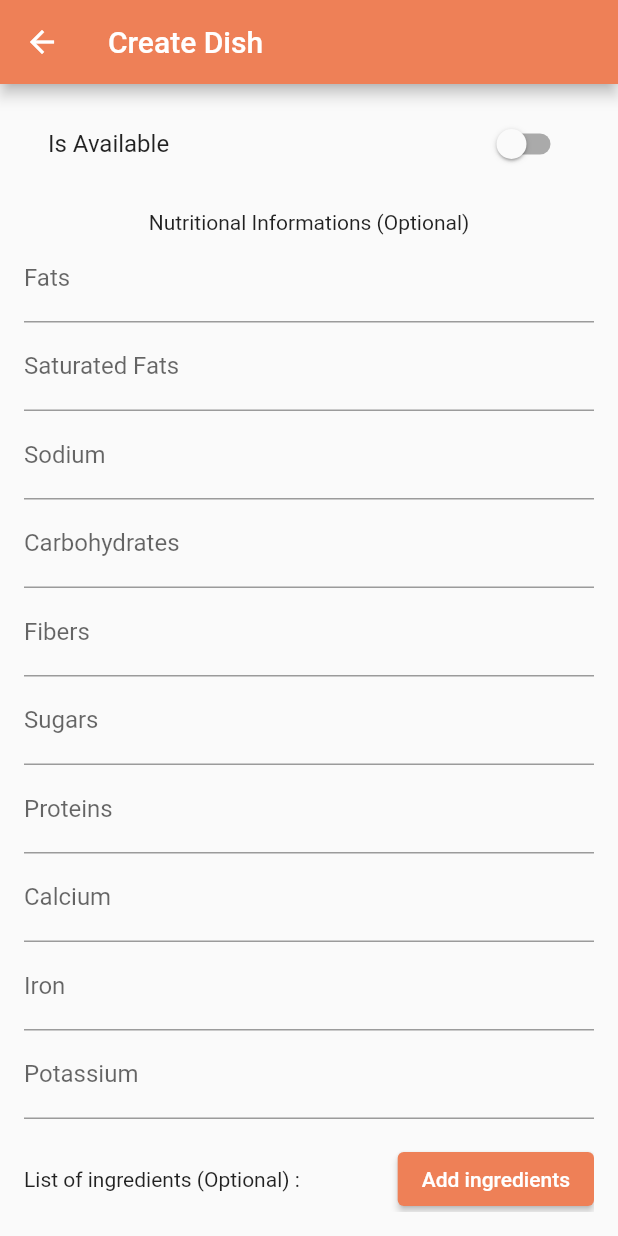
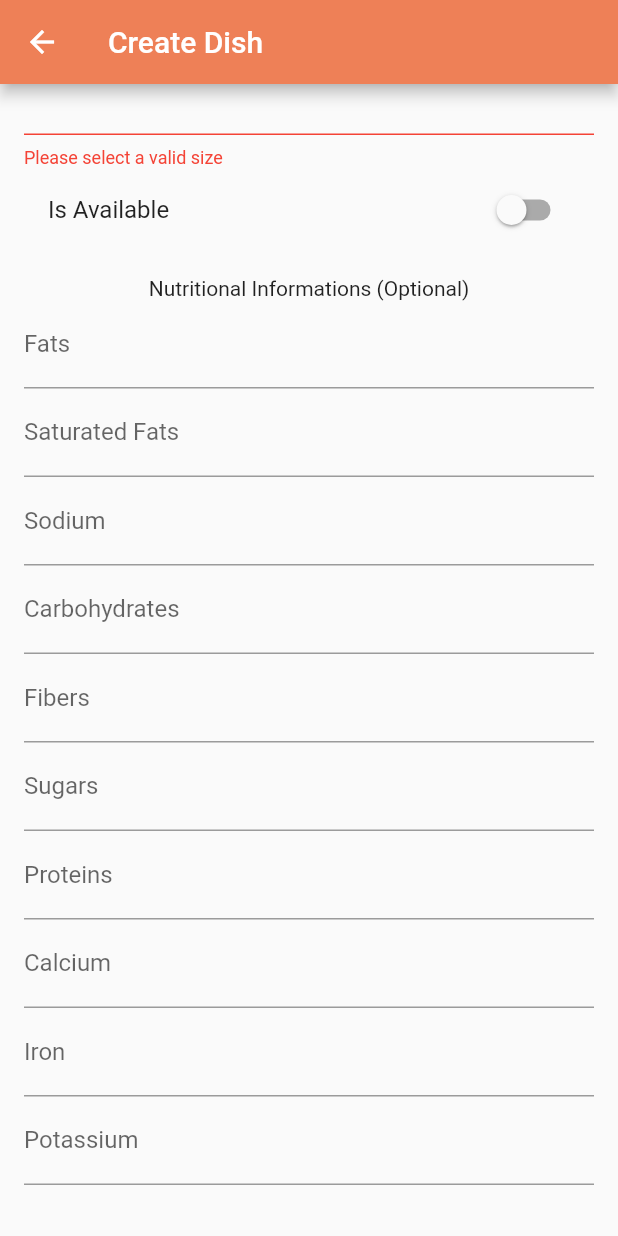
Before and after one commit to yanik23/TB-Frontend, a Flutter app: the CreateDishScreen screen opened directly, scrolled down 434 dp, after a tap on "Create Dish", on a phone screen of 412 x 824 dp. Run offline on Flutter 3.47's test engine with Material 2 defaults, Android fonts, the phone set to English and light mode, and no system bars; our stand-ins replace flutter_riverpod, flutter_secure_storage, pdf, qr_flutter, sqflite, transparent_image; missing offline and left inert: barcode_image, dart:html; accounts and stored records are empty; network calls fail.

Commit message:
adding dish working
Signed-off-by: yanik23 <ylange@windowslive.com>

```diff
--- a/tb_frontend/lib/dto/ingredientLessDTO.dart
+++ b/tb_frontend/lib/dto/ingredientLessDTO.dart
@@ -4,8 +4,23 @@
 
 
 class IngredientLessDTO {
+  int id;
   String name;
   double? weight;
 
-  IngredientLessDTO(this.name, this.weight);
+  IngredientLessDTO(this.id, this.name, this.weight);
+
+  factory IngredientLessDTO.fromJson(Map<String, dynamic> json) {
+    return IngredientLessDTO(
+      json['id'],
+      json['name'],
+      json['weight'],
+    );
+  }
+
+  Map<String, dynamic> toJson() => {
+    'id': id,
+    'name': name,
+    'weight': weight,
+  };
 }
--- a/tb_frontend/lib/models/ingredient.dart
+++ b/tb_frontend/lib/models/ingredient.dart
@@ -12,11 +12,13 @@ import 'dart:io';
 
 enum IngredientType {
   meat,
+  fish,
+  starch,
   vegetable,
   fruit,
-  dairy,
   grain,
   spice,
+  sauce,
   other,
 }
 
--- a/tb_frontend/lib/screens/dishes/createDishScreen.dart
+++ b/tb_frontend/lib/screens/dishes/createDishScreen.dart
@@ -9,11 +9,12 @@ import '../../models/dish.dart';
 import '../../models/ingredient.dart';
 
 class IngredientCheck {
+  int id;
   String name;
   bool isChecked;
   double? weight;
 
-  IngredientCheck(this.name, this.isChecked, {this.weight});
+  IngredientCheck(this.id, this.name, this.isChecked, {this.weight});
 }
 
 class CreateDishScreen extends StatefulWidget {
@@ -80,7 +81,7 @@ class _CreateDishScreenState extends State<CreateDishScreen> {
       setState(() {
         for (var element in value) {
           log("========================================== ${element.name}");
-          ingredients.add(IngredientCheck(element.name, false));
+          ingredients.add(IngredientCheck(element.id, element.name, false));
         }
       });
     });
@@ -181,8 +182,13 @@ class _CreateDishScreenState extends State<CreateDishScreen> {
                         value: type,
                         child: Text(type.name.toString().toUpperCase()),
                       ),
-                    )
-                    .toList(),
+                    ).toList(),
+                validator: (value) {
+                  if (value == null) {
+                    return 'Please select a valid type';
+                  }
+                  return null;
+                },
               ),
               DropdownButtonFormField(
                 decoration: const InputDecoration(labelText: 'Size'),
@@ -198,8 +204,13 @@ class _CreateDishScreenState extends State<CreateDishScreen> {
                         value: size,
                         child: Text(size.name.toString().toUpperCase()),
                       ),
-                    )
-                    .toList(),
+                    ).toList(),
+                validator: (value) {
+                  if (value == null) {
+                    return 'Please select a valid size';
+                  }
+                  return null;
+                },
               ),
               SwitchListTile(
                 title: const Text('Is Available'),
@@ -403,7 +414,7 @@ class _CreateDishScreenState extends State<CreateDishScreen> {
                     if (_formKey.currentState!.validate()) {
                       _formKey.currentState!.save();
 
-                      ingredientsLessDTO = ingredients.map((e) => IngredientLessDTO(e.name, e.weight)).toList();
+                      ingredientsLessDTO = selectedIngredients.map((e) => IngredientLessDTO(e.id, e.name, e.weight)).toList();
                       // Create an instance of the Dish class using the collected inputs
                       Dish newDish = Dish(
                         id: id,
--- a/tb_frontend/lib/screens/ingredients/createIngredientScreen.dart
+++ b/tb_frontend/lib/screens/ingredients/createIngredientScreen.dart
@@ -42,7 +42,7 @@ class _CreateIngredientScreenState extends State<CreateIngredientScreen> {
                 ),
                 validator: (value) {
                   if (value == null || value.isEmpty || value.trim().isEmpty) {
-                    return 'Please enter a name';
+                    return 'Please enter a valid name';
                   }
                   return null;
                 },
@@ -68,7 +68,7 @@ class _CreateIngredientScreenState extends State<CreateIngredientScreen> {
                 ).toList(),
                 validator: (value) {
                   if (value == null) {
-                    return 'Please select a Type';
+                    return 'Please select a valid Type';
                   }
                   return null;
                 },
```
Also changed, not shown: tb_frontend/lib/models/dish.dart (+11 -0 lines).
